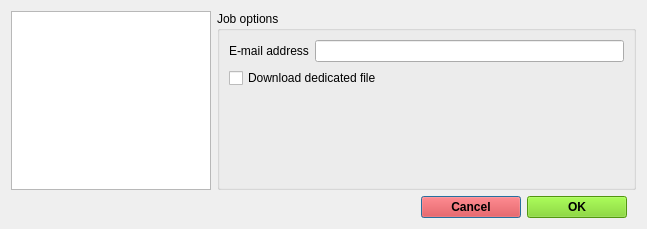
Old version of the form gui/jobdialog.ui in the repository SINTEF/Geomaker.
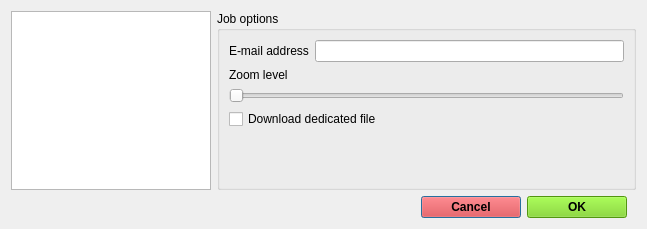
New version of the form. Icons and pictures are not drawn. Custom widgets are drawn as their Qt base class.

Commit message: Support zoom levels in job dialog

What changed in the file:
```diff
--- a/gui/jobdialog.ui
+++ b/gui/jobdialog.ui
@@ -42,27 +42,7 @@
       <string>Job options</string>
      </property>
      <layout class="QGridLayout" name="gridLayout_2">
-      <item row="0" column="1">
-       <widget class="QLineEdit" name="email"/>
-      </item>
-      <item row="0" column="0">
-       <widget class="QLabel" name="label">
-        <property name="text">
-         <string>E-mail address</string>
-        </property>
-       </widget>
-      </item>
-      <item row="2" column="0" colspan="2">
-       <widget class="QWidget" name="widget" native="true">
-        <property name="sizePolicy">
-         <sizepolicy hsizetype="Preferred" vsizetype="Preferred">
-          <horstretch>0</horstretch>
-          <verstretch>1</verstretch>
-         </sizepolicy>
-        </property>
-       </widget>
-      </item>
-      <item row="1" column="0" colspan="2">
+      <item row="3" column="0" colspan="2">
        <widget class="QCheckBox" name="dedicated">
         <property name="layoutDirection">
          <enum>Qt::LeftToRight</enum>
@@ -72,6 +52,54 @@
         </property>
        </widget>
       </item>
+      <item row="2" column="0" colspan="2">
+       <widget class="QSlider" name="zoomslider">
+        <property name="orientation">
+         <enum>Qt::Horizontal</enum>
+        </property>
+       </widget>
+      </item>
+      <item row="4" column="0" colspan="2">
+       <widget class="QWidget" name="widget" native="true">
+        <property name="sizePolicy">
+         <sizepolicy hsizetype="Preferred" vsizetype="Preferred">
+          <horstretch>0</horstretch>
+          <verstretch>1</verstretch>
+         </sizepolicy>
+        </property>
+        <layout class="QGridLayout" name="gridLayout_3">
+         <property name="leftMargin">
+          <number>0</number>
+         </property>
+         <property name="topMargin">
+          <number>0</number>
+         </property>
+         <property name="rightMargin">
+          <number>0</number>
+         </property>
+         <property name="bottomMargin">
+          <number>0</number>
+         </property>
+        </layout>
+       </widget>
+      </item>
+      <item row="0" column="0">
+       <widget class="QLabel" name="emaillabel">
+        <property name="text">
+         <string>E-mail address</string>
+        </property>
+       </widget>
+      </item>
+      <item row="1" column="0">
+       <widget class="QLabel" name="zoomlabel">
+        <property name="text">
+         <string>Zoom level</string>
+        </property>
+       </widget>
+      </item>
+      <item row="0" column="1">
+       <widget class="QLineEdit" name="email"/>
+      </item>
      </layout>
     </widget>
    </item>
```
Left out of the diff: 1 changed line with no effect on the pictures. The commit also changes 4 other files.
